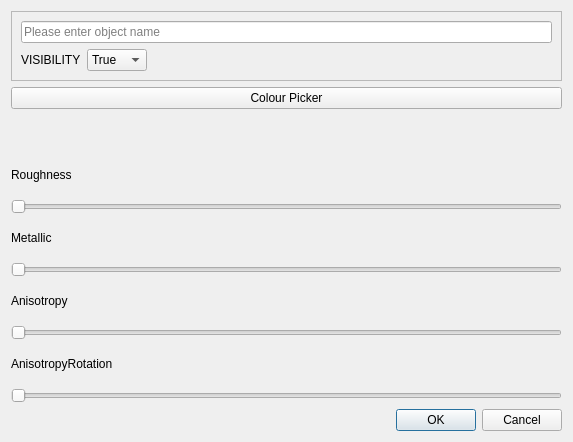
Old version of the form source/optiondialog.ui in the repository seasea128/SpecTech.
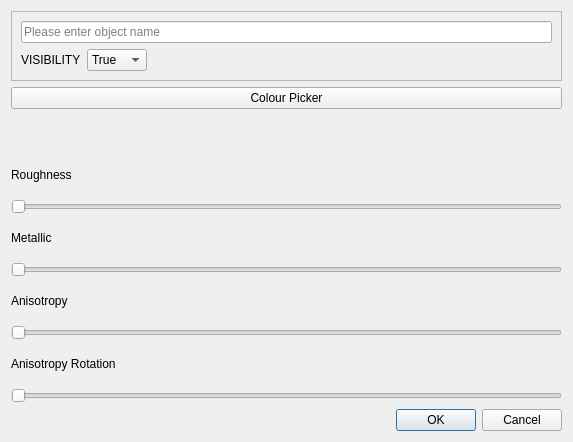
New version of the form.

Commit message: Roughness, Metallic, anisotropy, and anisotropy rotation sliders function added

The edit to the form file:
```diff
--- a/source/optiondialog.ui
+++ b/source/optiondialog.ui
@@ -178,7 +178,7 @@
    <item>
     <widget class="QLabel" name="label_5">
      <property name="text">
-      <string>AnisotropyRotation</string>
+      <string>Anisotropy Rotation</string>
      </property>
     </widget>
    </item>
```
The commit also changes 6 other files.
